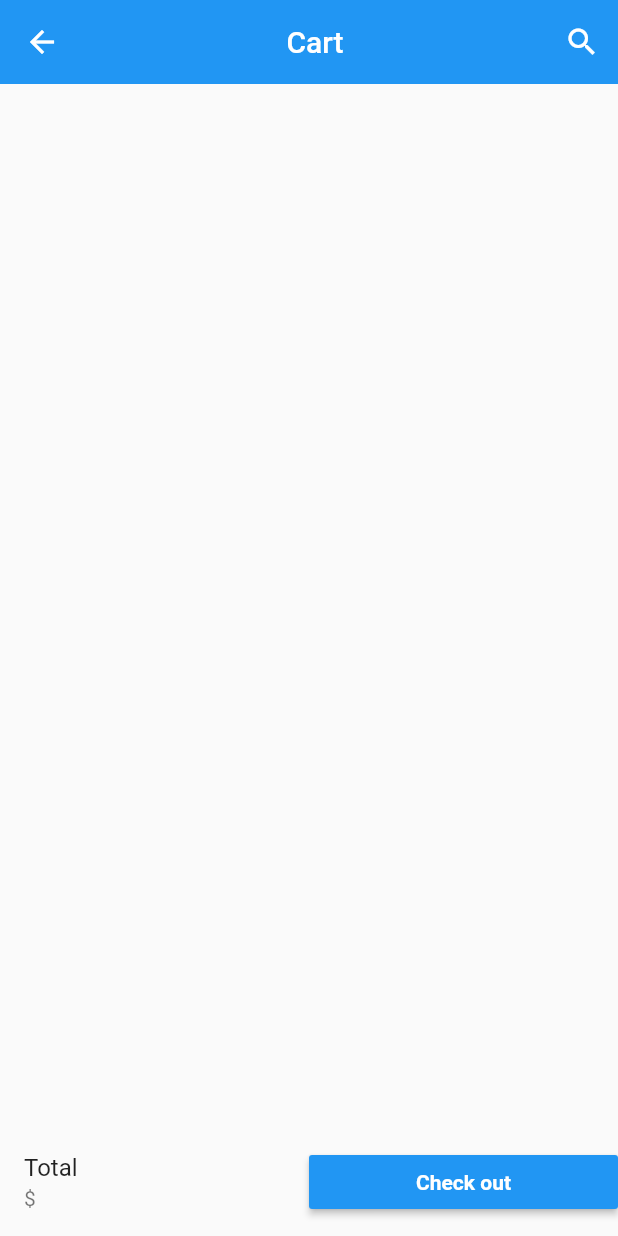
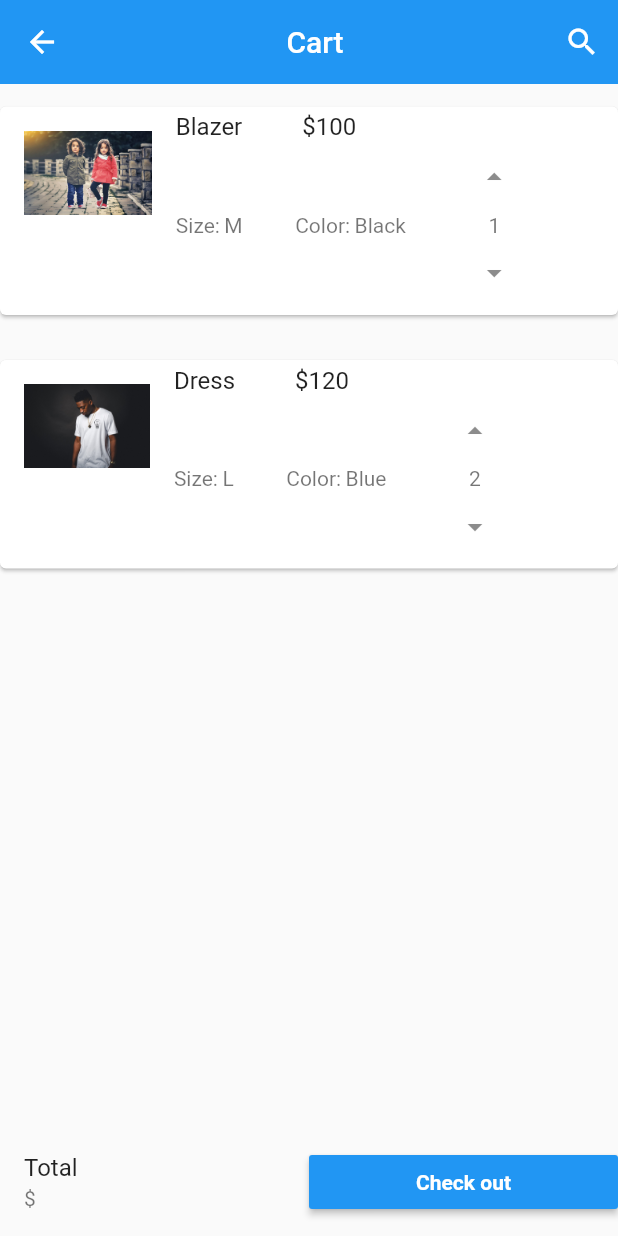
Before and after one commit to TQuynhPhan/e-CommerceApp, a Flutter app: the Cart screen opened directly, on a phone screen of 412 x 824 dp. Run offline on Flutter 3.47's test engine with Material 2 defaults, Android fonts, the phone set to English and light mode, and no system bars; our stand-ins replace carousel_pro.

Commit message:
Update cart

```diff
--- a/lib/components/product_cart.dart
+++ b/lib/components/product_cart.dart
@@ -1,15 +1,105 @@
 import 'package:flutter/material.dart';
 
-
 class ProductCart extends StatefulWidget {
-
   @override
   State<ProductCart> createState() => _ProductCartState();
 }
 
 class _ProductCartState extends State<ProductCart> {
+  var productCart = [
+    {
+      "name": "Blazer",
+      "picture": "images/carousel1.png",
+      "price": 100,
+      "size": "M",
+      "color": "Black",
+      "quantity": 1
+    },
+    {
+      "name": "Dress",
+      "picture": "images/carousel2.png",
+      "price": 120,
+      "size": "L",
+      "color": "Blue",
+      "quantity": 2
+    }
+  ];
+
   @override
   Widget build(BuildContext context) {
-    return Container();
+    return ListView.builder(
+      itemCount: productCart.length,
+      itemBuilder: (context, index) {
+        return ProductItemCart(
+            name: productCart[index]["name"],
+            picture: productCart[index]["picture"],
+            price: productCart[index]["price"],
+            size: productCart[index]["size"],
+            color: productCart[index]["color"],
+            quantity: productCart[index]["quantity"]);
+      },
+    );
   }
 }
+
+class ProductItemCart extends StatelessWidget {
+  final name;
+  final picture;
+  final price;
+  final size;
+  final color;
+  final quantity;
+
+  ProductItemCart(
+      {required this.name,
+      required this.picture,
+      required this.price,
+      required this.size,
+      required this.color,
+      required this.quantity});
+
+  @override
+  Widget build(BuildContext context) {
+    return Card(
+      margin: EdgeInsets.symmetric(vertical: 15.0),
+      child: ListTile(
+        leading: Image.asset(picture),
+        title: Row(
+          children: [
+            Text(name),
+            SizedBox(width: 40.0,),
+            Text('\$$price')
+          ],
+        ),
+        subtitle: Row(
+          children: [
+            Text("Size:"),
+            SizedBox(
+              width: 3.0,
+            ),
+            Text(size),
+
+            SizedBox(width: 35.0,),
+
+            Text("Color:"),
+            SizedBox(
+              width: 3.0,
+            ),
+            Text(color),
+
+            SizedBox(width: 35.0,),
+
+            // Text("Quantity:"),
+            Column(
+              children: [
+                IconButton(onPressed: (){}, icon: Icon(Icons.arrow_drop_up)),
+                Text('$quantity'),
+                IconButton(onPressed: (){}, icon: Icon(Icons.arrow_drop_down)),
+              ],
+            )
+          ],
+        ),
+      ),
+    );
+  }
+}
```
